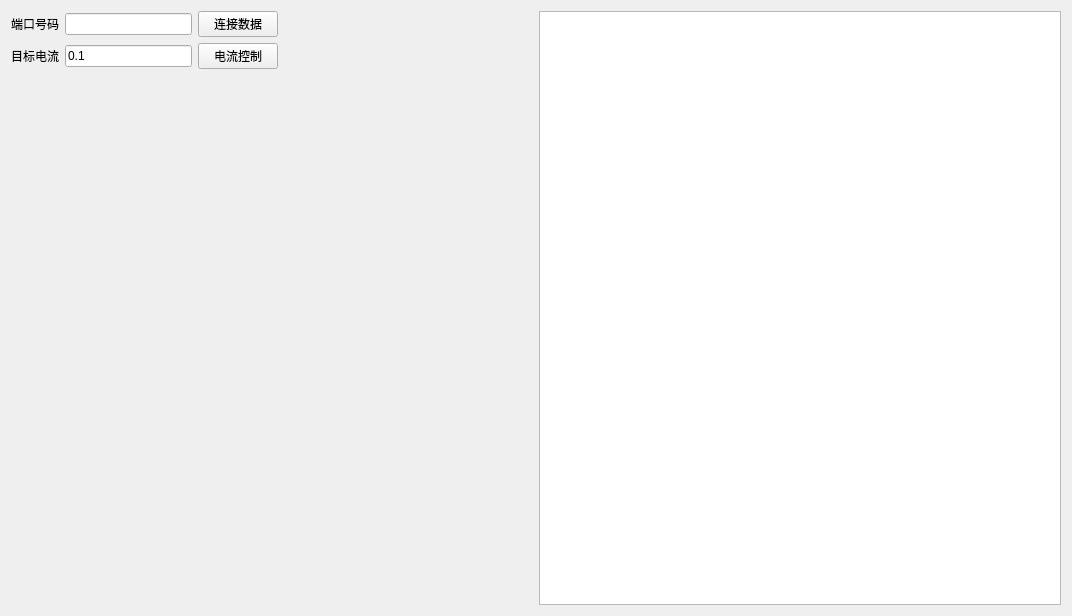
This is UI_file/tab1_ui.ui in 21065066/MoterControl as Qt 5 draws it before an edit. The edited form follows.
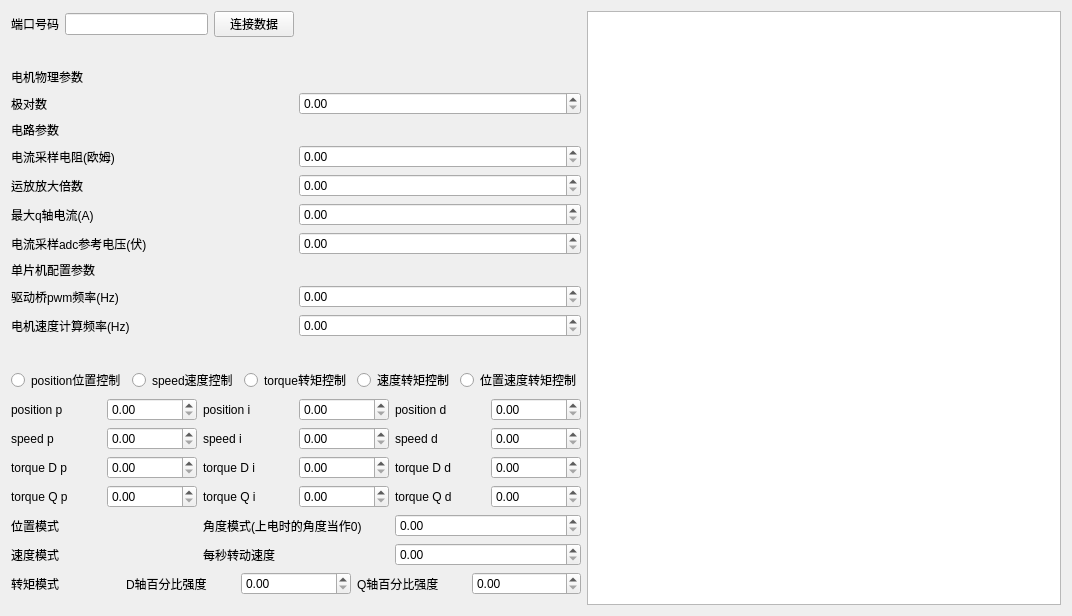
This is the edited form. Custom widgets are drawn as their Qt base class.

Commit message: Feat: Add design element

Diff of the .ui file:
```diff
--- a/UI_file/tab1_ui.ui
+++ b/UI_file/tab1_ui.ui
@@ -19,107 +19,425 @@
      <item>
       <layout class="QHBoxLayout" name="horizontalLayout">
        <item>
-        <layout class="QVBoxLayout" name="verticalLayout" stretch="0,0,0">
-         <item>
-          <layout class="QHBoxLayout" name="horizontalLayout_6">
+        <layout class="QGridLayout" name="gridLayout_4">
+         <item row="0" column="0">
+          <layout class="QVBoxLayout" name="verticalLayout" stretch="0,0,0,0,0,0,0,0,0,0,0">
            <item>
-            <widget class="QLabel" name="label_2">
-             <property name="text">
-              <string>端口号码</string>
-             </property>
-            </widget>
+            <layout class="QHBoxLayout" name="horizontalLayout_6">
+             <item>
+              <widget class="QLabel" name="label_2">
+               <property name="text">
+                <string>端口号码</string>
+               </property>
+              </widget>
+             </item>
+             <item>
+              <widget class="QLineEdit" name="lineEdit_2"/>
+             </item>
+             <item>
+              <widget class="QPushButton" name="testbutton">
+               <property name="text">
+                <string>连接数据</string>
+               </property>
+              </widget>
+             </item>
+             <item>
+              <spacer name="horizontalSpacer_3">
+               <property name="orientation">
+                <enum>Qt::Horizontal</enum>
+               </property>
+               <property name="sizeHint" stdset="0">
+                <size>
+                 <width>40</width>
+                 <height>20</height>
+                </size>
+               </property>
+              </spacer>
+             </item>
+             <item>
+              <spacer name="horizontalSpacer">
+               <property name="orientation">
+                <enum>Qt::Horizontal</enum>
+               </property>
+               <property name="sizeHint" stdset="0">
+                <size>
+                 <width>40</width>
+                 <height>20</height>
+                </size>
+               </property>
+              </spacer>
+             </item>
+            </layout>
            </item>
            <item>
-            <widget class="QLineEdit" name="lineEdit_2"/>
-           </item>
-           <item>
-            <widget class="QPushButton" name="testbutton">
-             <property name="text">
-              <string>连接数据</string>
-             </property>
-            </widget>
-           </item>
-           <item>
-            <spacer name="horizontalSpacer_3">
+            <spacer name="verticalSpacer">
              <property name="orientation">
-              <enum>Qt::Horizontal</enum>
+              <enum>Qt::Vertical</enum>
              </property>
              <property name="sizeHint" stdset="0">
               <size>
-               <width>40</width>
-               <height>20</height>
+               <width>20</width>
+               <height>40</height>
               </size>
              </property>
             </spacer>
            </item>
            <item>
-            <spacer name="horizontalSpacer">
+            <layout class="QGridLayout" name="gridLayout_9">
+             <item row="1" column="0">
+              <widget class="QLabel" name="label_17">
+               <property name="text">
+                <string>极对数</string>
+               </property>
+              </widget>
+             </item>
+             <item row="1" column="1">
+              <widget class="QDoubleSpinBox" name="doubleSpinBox_13"/>
+             </item>
+             <item row="0" column="0">
+              <widget class="QLabel" name="label_15">
+               <property name="text">
+                <string>电机物理参数</string>
+               </property>
+              </widget>
+             </item>
+            </layout>
+           </item>
+           <item>
+            <layout class="QGridLayout" name="gridLayout_11">
+             <item row="3" column="0">
+              <widget class="QLabel" name="label_20">
+               <property name="text">
+                <string>最大q轴电流(A)</string>
+               </property>
+              </widget>
+             </item>
+             <item row="0" column="0">
+              <widget class="QLabel" name="label_16">
+               <property name="text">
+                <string>电路参数</string>
+               </property>
+              </widget>
+             </item>
+             <item row="1" column="0">
+              <widget class="QLabel" name="label_18">
+               <property name="text">
+                <string>电流采样电阻(欧姆)</string>
+               </property>
+              </widget>
+             </item>
+             <item row="4" column="0">
+              <widget class="QLabel" name="label_21">
+               <property name="text">
+                <string>电流采样adc参考电压(伏)</string>
+               </property>
+              </widget>
+             </item>
+             <item row="2" column="0">
+              <widget class="QLabel" name="label_19">
+               <property name="text">
+                <string>运放放大倍数</string>
+               </property>
+              </widget>
+             </item>
+             <item row="1" column="1">
+              <widget class="QDoubleSpinBox" name="doubleSpinBox_14"/>
+             </item>
+             <item row="2" column="1">
+              <widget class="QDoubleSpinBox" name="doubleSpinBox_15"/>
+             </item>
+             <item row="3" column="1">
+              <widget class="QDoubleSpinBox" name="doubleSpinBox_16"/>
+             </item>
+             <item row="4" column="1">
+              <widget class="QDoubleSpinBox" name="doubleSpinBox_17"/>
+             </item>
+            </layout>
+           </item>
+           <item>
+            <layout class="QGridLayout" name="gridLayout_10">
+             <item row="0" column="0">
+              <widget class="QLabel" name="label_22">
+               <property name="text">
+                <string>单片机配置参数</string>
+               </property>
+              </widget>
+             </item>
+             <item row="1" column="0">
+              <widget class="QLabel" name="label_23">
+               <property name="text">
+                <string>驱动桥pwm频率(Hz)</string>
+               </property>
+              </widget>
+             </item>
+             <item row="1" column="1">
+              <widget class="QDoubleSpinBox" name="doubleSpinBox_18"/>
+             </item>
+             <item row="2" column="0">
+              <widget class="QLabel" name="label_24">
+               <property name="text">
+                <string>电机速度计算频率(Hz)</string>
+               </property>
+              </widget>
+             </item>
+             <item row="2" column="1">
+              <widget class="QDoubleSpinBox" name="doubleSpinBox_19"/>
+             </item>
+            </layout>
+           </item>
+           <item>
+            <spacer name="verticalSpacer_2">
              <property name="orientation">
-              <enum>Qt::Horizontal</enum>
+              <enum>Qt::Vertical</enum>
              </property>
              <property name="sizeHint" stdset="0">
               <size>
-               <width>40</width>
-               <height>20</height>
+               <width>20</width>
+               <height>40</height>
               </size>
              </property>
             </spacer>
            </item>
-          </layout>
-         </item>
-         <item>
-          <layout class="QHBoxLayout" name="horizontalLayout_5">
            <item>
-            <widget class="QLabel" name="label">
-             <property name="text">
-              <string>目标电流</string>
-             </property>
-            </widget>
+            <layout class="QHBoxLayout" name="horizontalLayout_8">
+             <item>
+              <widget class="QRadioButton" name="radioButton_3">
+               <property name="text">
+                <string>position位置控制</string>
+               </property>
+              </widget>
+             </item>
+             <item>
+              <widget class="QRadioButton" name="radioButton_2">
+               <property name="text">
+                <string>speed速度控制</string>
+               </property>
+              </widget>
+             </item>
+             <item>
+              <widget class="QRadioButton" name="radioButton_4">
+               <property name="text">
+                <string>torque转矩控制</string>
+               </property>
+              </widget>
+             </item>
+             <item>
+              <widget class="QRadioButton" name="radioButton_5">
+               <property name="text">
+                <string>速度转矩控制</string>
+               </property>
+              </widget>
+             </item>
+             <item>
+              <widget class="QRadioButton" name="radioButton">
+               <property name="text">
+                <string>位置速度转矩控制</string>
+               </property>
+              </widget>
+             </item>
+            </layout>
            </item>
            <item>
-            <widget class="QLineEdit" name="lineEdit">
-             <property name="text">
-              <string>0.1</string>
-             </property>
-            </widget>
+            <layout class="QGridLayout" name="gridLayout">
+             <item row="3" column="0">
+              <widget class="QLabel" name="label_12">
+               <property name="text">
+                <string>torque Q p</string>
+               </property>
+              </widget>
+             </item>
+             <item row="0" column="1">
+              <widget class="QDoubleSpinBox" name="doubleSpinBox"/>
+             </item>
+             <item row="0" column="3">
+              <widget class="QDoubleSpinBox" name="doubleSpinBox_2"/>
+             </item>
+             <item row="0" column="0">
+              <widget class="QLabel" name="label_3">
+               <property name="text">
+                <string>position p</string>
+               </property>
+              </widget>
+             </item>
+             <item row="3" column="2">
+              <widget class="QLabel" name="label_13">
+               <property name="text">
+                <string>torque Q i</string>
+               </property>
+              </widget>
+             </item>
+             <item row="1" column="0">
+              <widget class="QLabel" name="label_6">
+               <property name="text">
+                <string>speed p</string>
+               </property>
+              </widget>
+             </item>
+             <item row="3" column="1">
+              <widget class="QDoubleSpinBox" name="doubleSpinBox_10"/>
+             </item>
+             <item row="2" column="0">
+              <widget class="QLabel" name="label_9">
+               <property name="text">
+                <string>torque D p</string>
+               </property>
+              </widget>
+             </item>
+             <item row="2" column="4">
+              <widget class="QLabel" name="label_11">
+               <property name="text">
+                <string>torque D d</string>
+               </property>
+              </widget>
+             </item>
+             <item row="1" column="4">
+              <widget class="QLabel" name="label_8">
+               <property name="text">
+                <string>speed d</string>
+               </property>
+              </widget>
+             </item>
+             <item row="1" column="1">
+              <widget class="QDoubleSpinBox" name="doubleSpinBox_4"/>
+             </item>
+             <item row="0" column="5">
+              <widget class="QDoubleSpinBox" name="doubleSpinBox_3"/>
+             </item>
+             <item row="2" column="5">
+              <widget class="QDoubleSpinBox" name="doubleSpinBox_9"/>
+             </item>
+             <item row="3" column="4">
+              <widget class="QLabel" name="label_14">
+               <property name="text">
+                <string>torque Q d</string>
+               </property>
+              </widget>
+             </item>
+             <item row="1" column="3">
+              <widget class="QDoubleSpinBox" name="doubleSpinBox_5"/>
+             </item>
+             <item row="1" column="5">
+              <widget class="QDoubleSpinBox" name="doubleSpinBox_6"/>
+             </item>
+             <item row="2" column="1">
+              <widget class="QDoubleSpinBox" name="doubleSpinBox_7"/>
+             </item>
+             <item row="2" column="3">
+              <widget class="QDoubleSpinBox" name="doubleSpinBox_8"/>
+             </item>
+             <item row="3" column="3">
+              <widget class="QDoubleSpinBox" name="doubleSpinBox_11"/>
+             </item>
+             <item row="0" column="4">
+              <widget class="QLabel" name="label_5">
+               <property name="text">
+                <string>position d</string>
+               </property>
+              </widget>
+             </item>
+             <item row="3" column="5">
+              <widget class="QDoubleSpinBox" name="doubleSpinBox_12"/>
+             </item>
+             <item row="2" column="2">
+              <widget class="QLabel" name="label_10">
+               <property name="text">
+                <string>torque D i</string>
+               </property>
+              </widget>
+             </item>
+             <item row="0" column="2">
+              <widget class="QLabel" name="label_4">
+               <property name="text">
+                <string>position i</string>
+               </property>
+              </widget>
+             </item>
+             <item row="1" column="2">
+              <widget class="QLabel" name="label_7">
+               <property name="text">
+                <string>speed i</string>
+               </property>
+              </widget>
+             </item>
+            </layout>
            </item>
            <item>
-            <widget class="QPushButton" name="pushButton">
-             <property name="text">
-              <string>电流控制</string>
-             </property>
-            </widget>
+            <layout class="QGridLayout" name="gridLayout_7">
+             <item row="0" column="0">
+              <widget class="QLabel" name="label_28">
+               <property name="text">
+                <string>位置模式</string>
+               </property>
+              </widget>
+             </item>
+             <item row="0" column="1">
+              <widget class="QLabel" name="label_29">
+               <property name="text">
+                <string>角度模式(上电时的角度当作0)</string>
+               </property>
+              </widget>
+             </item>
+             <item row="0" column="2">
+              <widget class="QDoubleSpinBox" name="doubleSpinBox_22"/>
+             </item>
+            </layout>
            </item>
            <item>
-            <spacer name="horizontalSpacer_4">
-             <property name="orientation">
-              <enum>Qt::Horizontal</enum>
-             </property>
-             <property name="sizeHint" stdset="0">
-              <size>
-               <width>40</width>
-               <height>20</height>
-              </size>
-             </property>
-            </spacer>
+            <layout class="QGridLayout" name="gridLayout_8">
+             <item row="0" column="1">
+              <widget class="QLabel" name="label_31">
+               <property name="text">
+                <string>每秒转动速度</string>
+               </property>
+              </widget>
+             </item>
+             <item row="0" column="0">
+              <widget class="QLabel" name="label_30">
+               <property name="text">
+                <string>速度模式</string>
+               </property>
+              </widget>
+             </item>
+             <item row="0" column="2">
+              <widget class="QDoubleSpinBox" name="doubleSpinBox_23"/>
+             </item>
+            </layout>
            </item>
            <item>
-            <spacer name="horizontalSpacer_2">
-             <property name="orientation">
-              <enum>Qt::Horizontal</enum>
-             </property>
-             <property name="sizeHint" stdset="0">
-              <size>
-               <width>40</width>
-               <height>20</height>
-              </size>
-             </property>
-            </spacer>
+            <layout class="QGridLayout" name="gridLayout_3">
+             <item row="0" column="1">
+              <widget class="QLabel" name="label_26">
+               <property name="text">
+                <string>D轴百分比强度</string>
+               </property>
+              </widget>
+             </item>
+             <item row="0" column="0">
+              <widget class="QLabel" name="label_25">
+               <property name="text">
+                <string>转矩模式</string>
+               </property>
+              </widget>
+             </item>
+             <item row="0" column="3">
+              <widget class="QLabel" name="label_27">
+               <property name="text">
+                <string>Q轴百分比强度</string>
+               </property>
+              </widget>
+             </item>
+             <item row="0" column="4">
+              <widget class="QDoubleSpinBox" name="doubleSpinBox_21"/>
+             </item>
+             <item row="0" column="2">
+              <widget class="QDoubleSpinBox" name="doubleSpinBox_20"/>
+             </item>
+            </layout>
            </item>
           </layout>
          </item>
-         <item>
-          <spacer name="verticalSpacer">
+         <item row="1" column="0">
+          <spacer name="verticalSpacer_3">
            <property name="orientation">
             <enum>Qt::Vertical</enum>
            </property>
```
The commit also changes 1 other file.
